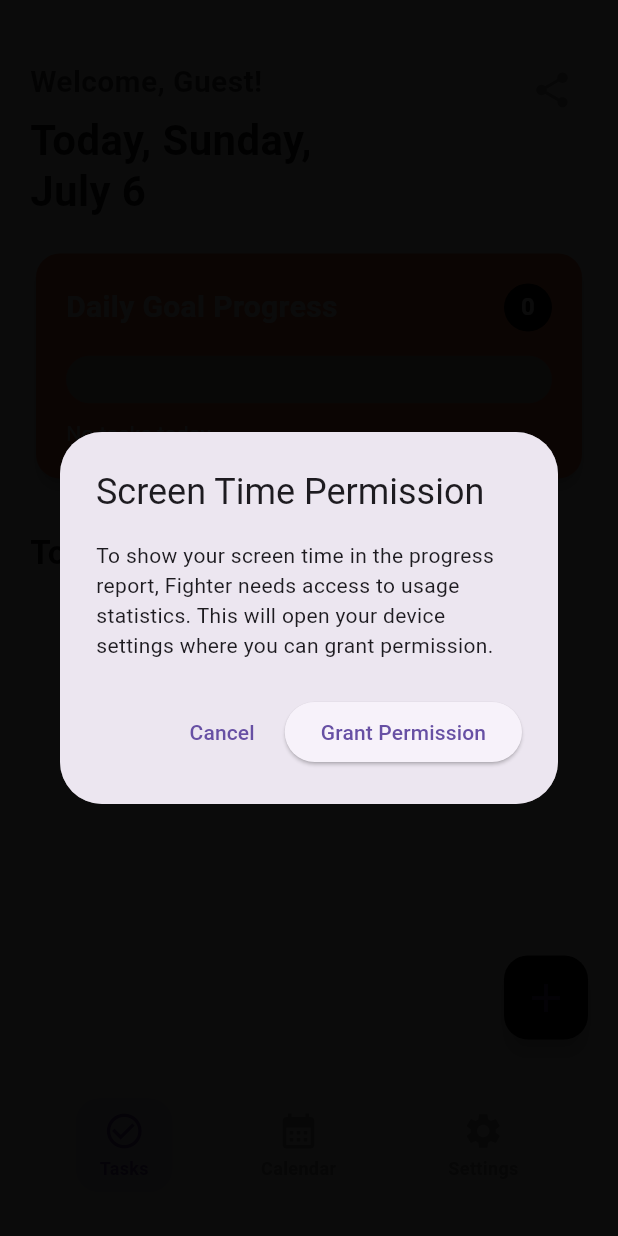
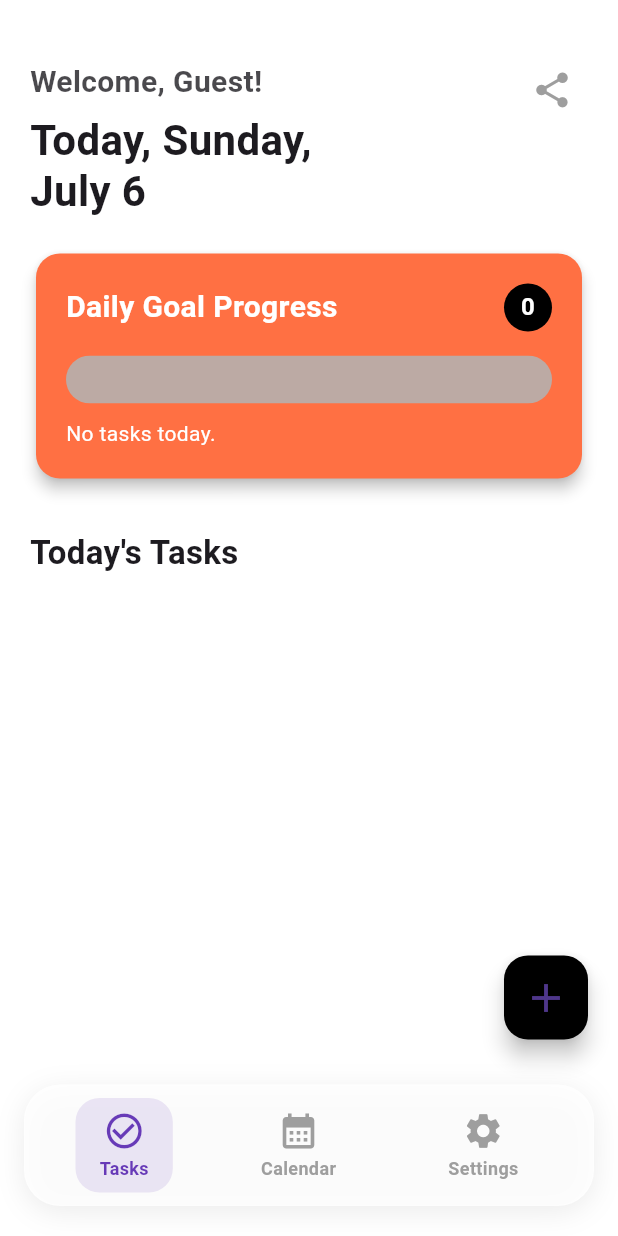
Before and after one commit to adityamungse0829/FighterAdi, a Flutter app: the screen it shows after launch, after a tap on "Continue as Guest", on a phone screen of 412 x 824 dp. Run offline on Flutter 3.47's test engine with Material 3 defaults, Android fonts, the phone set to English and light mode, and no system bars; our stand-ins replace share_plus, shared_preferences; Roboto replaces fonts that are missing (SF Pro Display).

Commit message:
removed screen time watch

```diff
--- a/lib/screens/tasks_screen.dart
+++ b/lib/screens/tasks_screen.dart
@@ -3,7 +3,6 @@
 import 'package:shared_preferences/shared_preferences.dart';
 import 'package:share_plus/share_plus.dart';
 import 'package:provider/provider.dart';
-import 'package:usage_stats/usage_stats.dart';
 import 'task_provider.dart';
 import 'user_provider.dart';
 import '../models/task.dart'; // Import the Task model
@@ -171,99 +170,6 @@
     );
   }
 
-  Future<String> _getScreenTime() async {
-    try {
-      bool hasPermission = await UsageStats.checkUsagePermission() ?? false;
-      if (!hasPermission) {
-        // Show a dialog to explain why we need permission
-        bool shouldRequestPermission = await showDialog<bool>(
-          context: context,
-          builder: (BuildContext context) {
-            return AlertDialog(
-              title: const Text('Screen Time Permission'),
-              content: const Text(
-                'To show your screen time in the progress report, Fighter needs access to usage statistics. '
-                'This will open your device settings where you can grant permission.',
-              ),
-              actions: [
-                TextButton(
-                  onPressed: () => Navigator.of(context).pop(false),
-                  child: const Text('Cancel'),
-                ),
-                ElevatedButton(
-                  onPressed: () => Navigator.of(context).pop(true),
-                  child: const Text('Grant Permission'),
-                ),
-              ],
-            );
-          },
-        ) ?? false;
-
-        if (!shouldRequestPermission) {
-          return "Screen time permission not granted.";
-        }
-
-        // Prompt user to grant permission
-        await UsageStats.grantUsagePermission();
-
-        // Wait a bit for user to return from settings
-        await Future.delayed(const Duration(seconds: 1));
-
-        // After user returns from settings, check permission again
-        hasPermission = await UsageStats.checkUsagePermission() ?? false;
-        if (!hasPermission) {
-          return "Screen time permission denied.";
-        }
-      }
-
-      DateTime now = DateTime.now();
-      DateTime startOfDay = DateTime(now.year, now.month, now.day, 00, 00, 01);
-      DateTime endOfDay = DateTime(now.year, now.month, now.day, 23, 59, 59);
-
-      List<UsageInfo> usageStats = await UsageStats.queryUsageStats(startOfDay, endOfDay);
-
-      int totalTimeInSeconds = 0;
-      for (var info in usageStats) {
-        // Skip system apps and only count user apps (similar to Digital Wellbeing)
-        if (info.packageName?.startsWith('com.android.') == true ||
-            info.packageName?.startsWith('android.') == true ||
-            info.packageName?.startsWith('com.google.android.') == true ||
-            info.packageName?.startsWith('com.samsung.') == true ||
-            info.packageName?.startsWith('com.sec.') == true ||
-            info.packageName == 'com.android.systemui' ||
-            info.packageName == 'com.android.settings' ||
-            info.packageName == 'com.google.android.apps.wellbeing') {
-          continue;
-        }
-
-        var timeInForeground = info.totalTimeInForeground;
-        if (timeInForeground != null) {
-          // The totalTimeInForeground is already in milliseconds
-          int timeInMs = 0;
-          if (timeInForeground is int) {
-            timeInMs = timeInForeground as int;
-          } else if (timeInForeground is double) {
-            timeInMs = (timeInForeground as double).toInt();
-          } else if (timeInForeground is String) {
-            timeInMs = int.tryParse(timeInForeground as String) ?? 0;
-          }
-          totalTimeInSeconds += timeInMs;
-        }
-      }
-
-      Duration screenTimeDuration = Duration(milliseconds: totalTimeInSeconds);
-      String formattedScreenTime = "";
-      if (screenTimeDuration.inHours > 0) {
-        formattedScreenTime += "${screenTimeDuration.inHours}h ";
-      }
-      formattedScreenTime += "${screenTimeDuration.inMinutes.remainder(60)}m";
-
-      return "Screen Time: $formattedScreenTime";
-    } catch (e) {
-      return "Screen Time: N/A (Error)";
-    }
-  }
-
   void _shareProgress() async {
     final taskProvider = Provider.of<TaskProvider>(context, listen: false);
     final userProvider = Provider.of<UserProvider>(context, listen: false);
@@ -286,9 +192,8 @@
     final percent = totalPoints == 0 ? 0 : ((completedPoints / totalPoints) * 100).round();
 
     final userName = userProvider.displayName;
-    final screenTime = await _getScreenTime();
     final shareText =
-        'Fighter App Progress - $userName\n\nDate: $dateString\nTotal Score: $completedPoints / $totalPoints \nPercentage: $percent%\n$screenTime\n\nTasks Completed:\n$completedList\n\nTasks Pending:\n$pendingList\n\n#FighterApp #Productivity';
+        'Fighter App Progress - $userName\n\nDate: $dateString\nTotal Score: $completedPoints / $totalPoints \nPercentage: $percent%\n\nTasks Completed:\n$completedList\n\nTasks Pending:\n$pendingList\n\n#FighterApp #Productivity';
     Share.share(shareText);
   }
 
@@ -312,14 +217,6 @@
                 : progress < 0.75
                     ? Colors.yellow.shade600
                     : Colors.green;
-
-        return FutureBuilder<String>(
-          future: _getScreenTime(),
-          builder: (context, screenTimeSnapshot) {
-            final screenTimeText = screenTimeSnapshot.data ?? "Loading...";
-            final hasScreenTimePermission = !screenTimeText.contains("permission") &&
-                                         !screenTimeText.contains("N/A") &&
-                                         !screenTimeText.contains("Loading");
 
         return Stack(
           children: [
@@ -410,27 +307,6 @@
                             fontWeight: FontWeight.w400,
                           ),
                         ),
-                        if (hasScreenTimePermission) ...[
-                          const SizedBox(height: 12),
-                          Row(
-                            children: [
-                              const Icon(
-                                Icons.screen_rotation,
-                                color: Colors.white,
-                                size: 16,
-                              ),
-                              const SizedBox(width: 8),
-                              Text(
-                                screenTimeText,
-                                style: const TextStyle(
-                                  color: Colors.white,
-                                  fontSize: 12,
-                                  fontWeight: FontWeight.w400,
-                                ),
-                              ),
-                            ],
-                          ),
-                        ],
                       ],
                     ),
                   ),
@@ -582,8 +458,6 @@
             ),
           ],
         );
-          },
-        );
       },
     );
   }
--- a/pubspec.yaml
+++ b/pubspec.yaml
@@ -38,7 +38,6 @@
   share_plus: ^11.0.0
   provider: ^6.1.5
   path_provider: ^2.1.3
-  usage_stats: ^1.3.1
 
 dev_dependencies:
   flutter_test:
```
Also changed, not shown: pubspec.lock, 4 other files.
